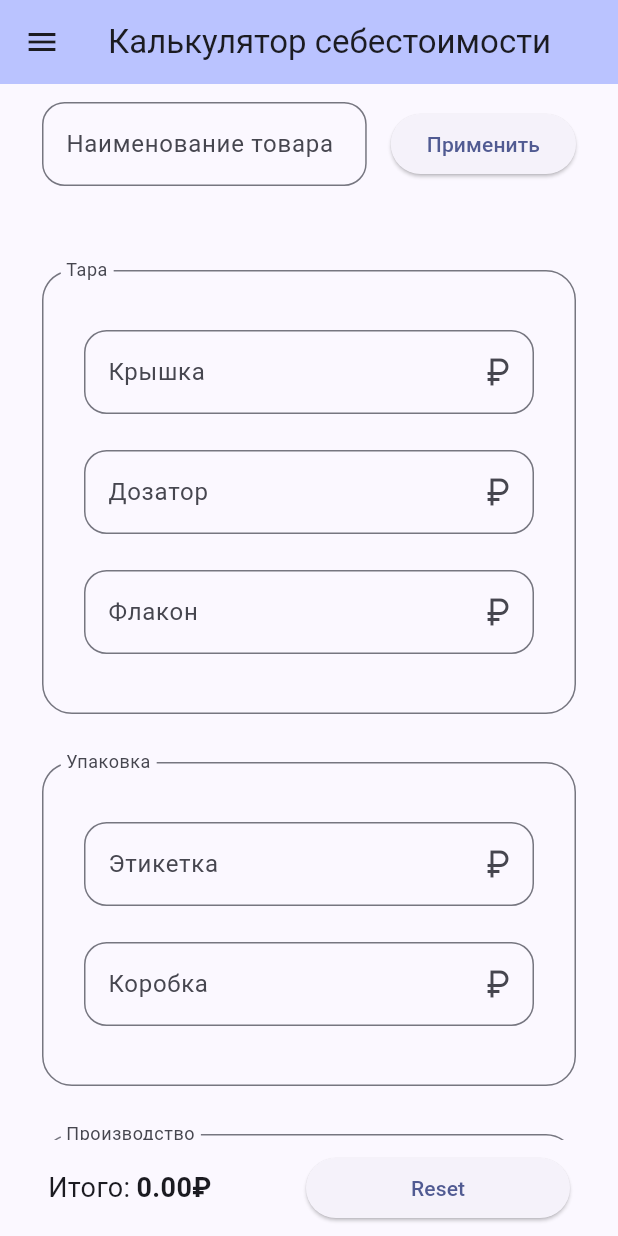
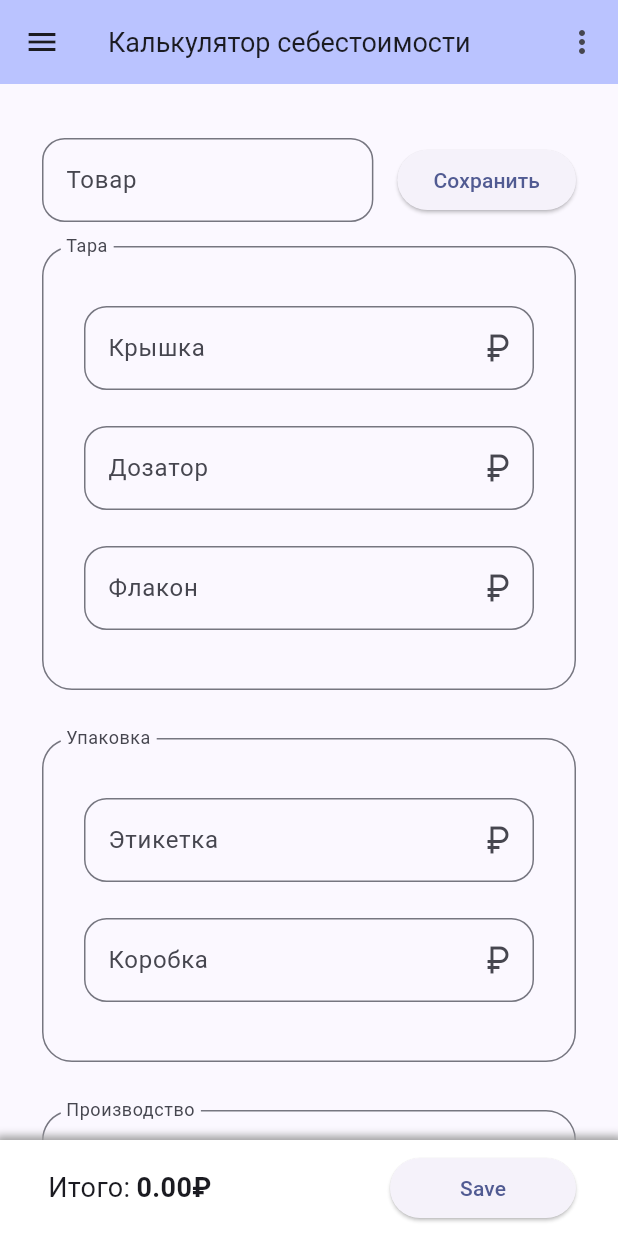
Before and after one commit to WizMe-M/carewool_profitability_calculator, a Flutter app: the screen it shows after launch, on a phone screen of 412 x 824 dp. Run offline on Flutter 3.47's test engine with Material 2 defaults, Android fonts, the phone set to English and light mode, and no system bars; our stand-ins replace flutter_mobx, freezed_annotation, get_it, mobx, rxdart; missing offline and left inert: dfunc; generated files the repository leaves out were written again.

Commit message:
rework top and bottom bars + product name

```diff
--- a/carewool_profitability_calculator/lib/main.dart
+++ b/carewool_profitability_calculator/lib/main.dart
@@ -12,7 +12,8 @@ void main() {
 }
 
 void _registerDependencies() {
-  GetIt.instance.registerSingleton<ProductCalcForm>(
+  GetIt.instance
+    .registerSingleton<ProductCalcForm>(
       ProductCalcForm(
         blocks: [
           FormBlock(
--- a/carewool_profitability_calculator/lib/widget/app.dart
+++ b/carewool_profitability_calculator/lib/widget/app.dart
@@ -8,12 +8,12 @@ class App extends StatelessWidget {
   @override
   Widget build(BuildContext context) {
     return MaterialApp(
-      title: 'Flutter Demo',
+      title: 'Profitability Calculator',
       theme: ThemeData(
         colorScheme: ColorScheme.fromSeed(seedColor: Colors.indigo),
         useMaterial3: true,
       ),
-      home: CalculatorPage(),
+      home: const CalculatorPage(),
     );
   }
 }
--- a/carewool_profitability_calculator/lib/widget/page/calculator/bottom_total_bar.dart
+++ b/carewool_profitability_calculator/lib/widget/page/calculator/bottom_total_bar.dart
@@ -1,3 +1,5 @@
+import 'package:carewool_profitability_calculator/entity/parameter/parameter.dart';
+import 'package:carewool_profitability_calculator/entity/product/product.dart';
 import 'package:carewool_profitability_calculator/viewmodel/form/product_calc_form.dart';
 import 'package:carewool_profitability_calculator/widget/util/space.dart';
 import 'package:flutter/material.dart';
@@ -11,7 +13,18 @@ class BottomTotalBar extends StatelessWidget {
 
   @override
   Widget build(BuildContext context) {
-    return SizedBox(
+    return Container(
+      decoration: const BoxDecoration(
+        color: Colors.white,
+        boxShadow: [
+          BoxShadow(
+            color: Colors.grey,
+            spreadRadius: 3,
+            blurRadius: 4,
+          ),
+        ],
+      ),
+      child: SizedBox(
         width: double.infinity,
         height: 64,
         child: Row(
@@ -31,31 +44,51 @@ class BottomTotalBar extends StatelessWidget {
                     ),
                     const Space(4),
                     Observer(
-                    builder: (context) {
-                      return Text(
+                      builder: (context) => Text(
                         '${_form.total}₽',
                         style: const TextStyle(
                           fontSize: 18,
                           fontWeight: FontWeight.bold,
                         ),
-                      );
-                    },
+                      ),
                     ),
                   ],
                 ),
               ),
             ),
-          Expanded(
+            const Spacer(),
+            SizedBox(
+              width: 180,
               child: Padding(
-              padding: const EdgeInsets.symmetric(horizontal: 32),
+                padding: const EdgeInsets.symmetric(horizontal: 28),
                 child: ElevatedButton(
-                onPressed: () => _form.reset(),
-                child: const Text('Reset'),
+                  onPressed: saveProduct,
+                  child: const Text('Save'),
                 ),
               ),
             ),
           ],
         ),
+      ),
     );
   }
+
+  void saveProduct() {
+    if (!_form.canBeSaved){
+      return;
     }
+
+    var product = Product(
+      name: _form.name,
+      creationDate: DateTime.now(),
+      parameters: [
+        ..._form.allInputs
+            .where((input) => input.value > 0)
+            .map((e) => Parameter(name: e.label, cost: e.value)),
+      ],
+    );
+
+    var json = product.toJson();
+    debugPrint(json.toString());
+  }
+}
--- a/carewool_profitability_calculator/lib/widget/page/calculator/calculator_page.dart
+++ b/carewool_profitability_calculator/lib/widget/page/calculator/calculator_page.dart
@@ -1,25 +1,16 @@
 import 'package:carewool_profitability_calculator/widget/nav/side_bar.dart';
 import 'package:carewool_profitability_calculator/widget/page/calculator/bottom_total_bar.dart';
 import 'package:carewool_profitability_calculator/widget/page/calculator/form/calc_form.dart';
-import 'package:carewool_profitability_calculator/widget/page/calculator/change_name_widget.dart';
 import 'package:carewool_profitability_calculator/widget/page/calculator/top_title_bar.dart';
-import 'package:carewool_profitability_calculator/widget/util/space.dart';
-import 'package:event/event.dart';
 import 'package:flutter/material.dart';
 
 class CalculatorPage extends StatelessWidget {
-  final titleChangeEvent = Event<Value<String>>();
-  final titleResetEvent = Event();
-
-  CalculatorPage({super.key});
+  const CalculatorPage({super.key});
 
   @override
   Widget build(BuildContext context) {
     return Scaffold(
-      appBar: CalcAppBar(
-        titleChangeEvent: titleChangeEvent,
-        titleResetEvent: titleResetEvent,
-      ),
+      appBar: CalcAppBar(),
       drawer: const SideBar(),
       body: SafeArea(
         child: Column(
@@ -31,16 +22,7 @@ class CalculatorPage extends StatelessWidget {
                     vertical: 12,
                     horizontal: 28,
                   ),
-                  child: Column(
-                    children: [
-                      ChangeNameWidget(
-                        titleChangeEvent: titleChangeEvent,
-                        titleResetEvent: titleResetEvent,
-                      ),
-                      const Space(16),
-                      CalcFormWidget(),
-                    ],
-                  ),
+                  child: CalcFormWidget(),
                 ),
               ),
             ),
--- a/carewool_profitability_calculator/lib/widget/page/calculator/change_name_widget.dart
+++ /dev/null
@@ -1,71 +0,0 @@
-import 'package:carewool_profitability_calculator/widget/util/space.dart';
-import 'package:event/event.dart';
-import 'package:flutter/material.dart';
-
-class ChangeNameWidget extends StatefulWidget {
-  const ChangeNameWidget({
-    super.key,
-    required this.titleChangeEvent,
-    required this.titleResetEvent,
-  });
-
-  final Event<Value<String>> titleChangeEvent;
-  final Event titleResetEvent;
-
-  @override
-  State<ChangeNameWidget> createState() => _ChangeNameWidgetState();
-}
-
-class _ChangeNameWidgetState extends State<ChangeNameWidget> {
-  final _controller = TextEditingController();
-
-  bool isApplied = false;
-
-  String get _btnText => isApplied ? 'Изменить' : 'Применить';
-
-  void apply() {
-    var name = _controller.text;
-    if (name.isEmpty) return;
-
-    setState(() => isApplied = true);
-    widget.titleChangeEvent.broadcast(Value(name));
-  }
-
-  void reset() {
-    setState(() => isApplied = false);
-    widget.titleResetEvent.broadcast();
-  }
-
-  @override
-  Widget build(BuildContext context) {
-    return Row(
-      children: [
-        Expanded(
-          child: TextFormField(
-            controller: _controller,
-            readOnly: isApplied,
-            decoration: const InputDecoration(
-              label: Text('Наименование товара'),
-              border: OutlineInputBorder(
-                borderRadius: BorderRadius.all(
-                  Radius.circular(15),
-                ),
-              ),
-            ),
-          ),
-        ),
-        const Space(16),
-        ElevatedButton(
-          onPressed: () {
-            if (isApplied) {
-              reset();
-            } else {
-              apply();
-            }
-          },
-          child: Text(_btnText),
-        ),
-      ],
-    );
-  }
-}
--- a/carewool_profitability_calculator/lib/widget/page/calculator/form/calc_form.dart
+++ b/carewool_profitability_calculator/lib/widget/page/calculator/form/calc_form.dart
@@ -1,26 +1,52 @@
 import 'package:carewool_profitability_calculator/viewmodel/form/product_calc_form.dart';
 import 'package:carewool_profitability_calculator/widget/page/calculator/form/form_block.dart';
+import 'package:carewool_profitability_calculator/widget/util/space.dart';
 import 'package:flutter/material.dart';
+import 'package:flutter_mobx/flutter_mobx.dart';
 import 'package:get_it/get_it.dart';
 
 class CalcFormWidget extends StatelessWidget {
-  final ProductCalcForm form = GetIt.I.get<ProductCalcForm>();
+  final ProductCalcForm _form = GetIt.I.get<ProductCalcForm>();
 
   CalcFormWidget({super.key});
 
   @override
   Widget build(BuildContext context) {
     return Form(
-      key: form.key,
+      key: _form.key,
       autovalidateMode: AutovalidateMode.onUserInteraction,
       child: Padding(
         padding: const EdgeInsets.symmetric(vertical: 24),
         child: Column(
           children: [
-            ...form.blocks.map(
-              (e) => Padding(
+            Observer(
+              builder: (context) => Row(
+                children: [
+                  Expanded(
+                    child: TextFormField(
+                      onChanged: (value) => _form.productName = value,
+                      readOnly: _form.isApplied,
+                      decoration: const InputDecoration(
+                        labelText: 'Товар',
+                        hintText: 'Введите название',
+                        border: OutlineInputBorder(
+                          borderRadius: BorderRadius.all(Radius.circular(15)),
+                        ),
+                      ),
+                    ),
+                  ),
+                  const Space(16),
+                  ElevatedButton(
+                    onPressed: _form.toggleButton,
+                    child: Text(_form.buttonText),
+                  ),
+                ],
+              ),
+            ),
+            ..._form.blocks.map(
+              (block) => Padding(
                 padding: const EdgeInsets.symmetric(vertical: 16),
-                child: FormBlockWidget(viewmodel: e),
+                child: FormBlockWidget(block: block),
               ),
             ),
           ],
--- a/carewool_profitability_calculator/lib/widget/page/calculator/form/form_block.dart
+++ b/carewool_profitability_calculator/lib/widget/page/calculator/form/form_block.dart
@@ -3,9 +3,9 @@ import 'package:carewool_profitability_calculator/widget/page/calculator/form/ru
 import 'package:flutter/material.dart';
 
 class FormBlockWidget extends StatelessWidget {
-  const FormBlockWidget({super.key, required this.viewmodel});
+  const FormBlockWidget({super.key, required this.block});
 
-  final FormBlock viewmodel;
+  final FormBlock block;
 
   @override
   Widget build(BuildContext context) {
@@ -18,12 +18,12 @@ class FormBlockWidget extends StatelessWidget {
             border: OutlineInputBorder(
               borderRadius: BorderRadius.circular(20),
             ),
-            label: Text(viewmodel.title)),
+            label: Text(block.title)),
         child: Padding(
           padding: const EdgeInsets.all(12),
           child: Column(
             children: [
-              ...viewmodel.inputs.map(
+              ...block.inputs.map(
                 (e) => Padding(
                   padding: const EdgeInsets.symmetric(vertical: 12),
                   child: RubleInput(input: e),
```
Also changed, not shown: carewool_profitability_calculator/lib/viewmodel/form/product_calc_form.dart (+37 -11 lines), carewool_profitability_calculator/lib/widget/page/calculator/top_title_bar.dart (+22 -30 lines), carewool_profitability_calculator/lib/viewmodel/form/product_calc_form.g.dart. Lines whose indentation alone changed are shown as unchanged.
